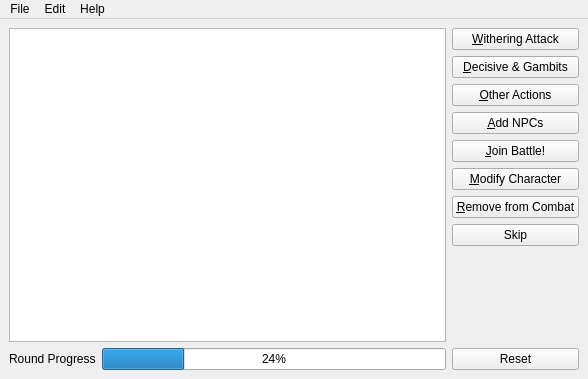
First picture: the form in lib/main_window.ui, repository ErikSeguinte/ex-3e-tracker-Python, before the edit.
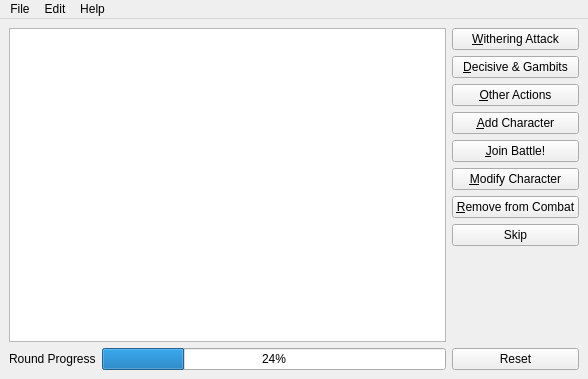
Second picture: the form after the edit.

Commit message: Adding a character now includes player/legendary size flags. "Add NPC" button renamed to "Add Character"

Diff of the .ui file:
```diff
--- a/lib/main_window.ui
+++ b/lib/main_window.ui
@@ -76,7 +76,7 @@
       <item>
        <widget class="QPushButton" name="add_npc_btn">
         <property name="text">
-         <string>&amp;Add NPCs</string>
+         <string>&amp;Add Character</string>
         </property>
        </widget>
       </item>
```
The commit also changes 2 other files.
